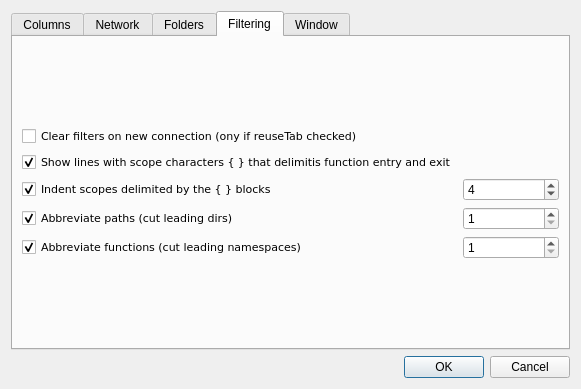
Before: the Qt Designer form trace_server/settings.ui in mojmir-svoboda/DbgToolkit, drawn with Qt 5.
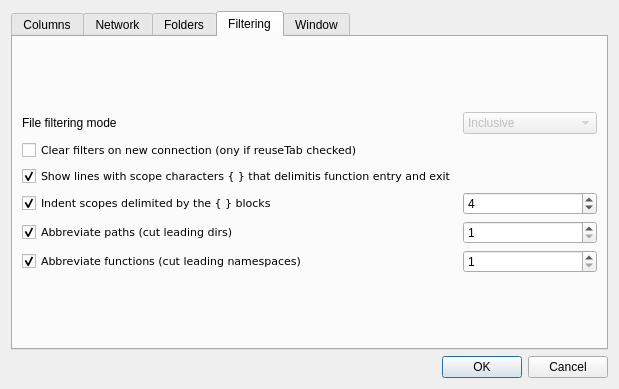
After: the same form once the commit is applied. The open tabs and pages were chosen to show the change.

Commit message: - filter mode moved to settings dialogue + added possibility to set orientation of the pane

The edit to the form file:
```diff
--- a/trace_server/settings.ui
+++ b/trace_server/settings.ui
@@ -6,7 +6,7 @@
    <rect>
     <x>0</x>
     <y>0</y>
-    <width>581</width>
+    <width>619</width>
     <height>389</height>
    </rect>
   </property>
@@ -331,7 +331,7 @@
       <layout class="QGridLayout" name="gridLayout_4">
        <item row="0" column="0">
         <layout class="QGridLayout" name="gridLayout_2">
-         <item row="0" column="0">
+         <item row="5" column="0">
           <widget class="QCheckBox" name="clrFiltersCheckBox">
            <property name="font">
             <font>
@@ -344,7 +344,7 @@
            </property>
           </widget>
          </item>
-         <item row="1" column="0">
+         <item row="6" column="0">
           <widget class="QCheckBox" name="scopesCheckBox">
            <property name="font">
             <font>
@@ -360,7 +360,7 @@
            </property>
           </widget>
          </item>
-         <item row="2" column="0">
+         <item row="7" column="0">
           <widget class="QCheckBox" name="indentCheckBox">
            <property name="font">
             <font>
@@ -376,7 +376,7 @@
            </property>
           </widget>
          </item>
-         <item row="3" column="0">
+         <item row="8" column="0">
           <widget class="QCheckBox" name="cutPathCheckBox">
            <property name="font">
             <font>
@@ -392,7 +392,7 @@
            </property>
           </widget>
          </item>
-         <item row="4" column="0">
+         <item row="9" column="0">
           <widget class="QCheckBox" name="cutNamespaceCheckBox">
            <property name="font">
             <font>
@@ -408,7 +408,7 @@
            </property>
           </widget>
          </item>
-         <item row="3" column="1">
+         <item row="8" column="1">
           <widget class="QSpinBox" name="cutPathSpinBox">
            <property name="minimum">
             <number>1</number>
@@ -421,7 +421,7 @@
            </property>
           </widget>
          </item>
-         <item row="4" column="1">
+         <item row="9" column="1">
           <widget class="QSpinBox" name="cutNamespaceSpinBox">
            <property name="minimum">
             <number>1</number>
@@ -434,7 +434,7 @@
            </property>
           </widget>
          </item>
-         <item row="2" column="1">
+         <item row="7" column="1">
           <widget class="QSpinBox" name="indentSpinBox">
            <property name="minimum">
             <number>0</number>
@@ -447,6 +447,30 @@
            </property>
           </widget>
          </item>
+         <item row="3" column="0">
+          <widget class="QLabel" name="label_15">
+           <property name="text">
+            <string>File filtering mode</string>
+           </property>
+          </widget>
+         </item>
+         <item row="3" column="1">
+          <widget class="QComboBox" name="filterModeComboBox">
+           <property name="enabled">
+            <bool>false</bool>
+           </property>
+           <item>
+            <property name="text">
+             <string>Inclusive</string>
+            </property>
+           </item>
+           <item>
+            <property name="text">
+             <string>Exclusive</string>
+            </property>
+           </item>
+          </widget>
+         </item>
         </layout>
        </item>
       </layout>
```
Left out of the diff: 27 changed lines with no effect on the pictures. The commit also changes 4 other files.
